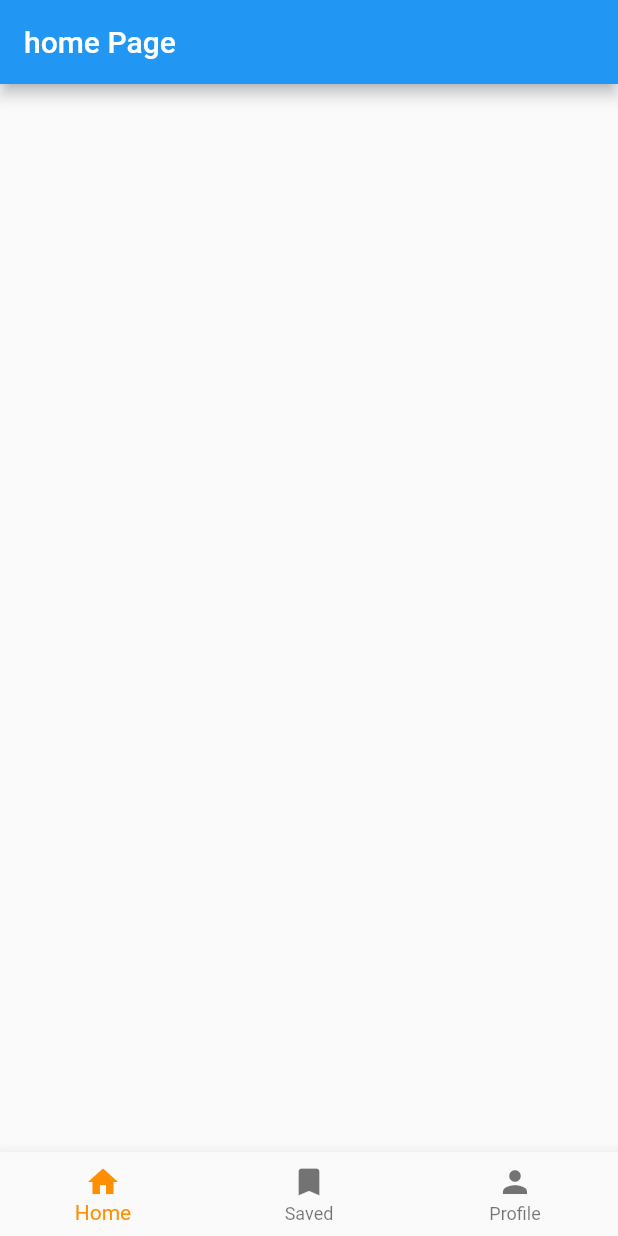
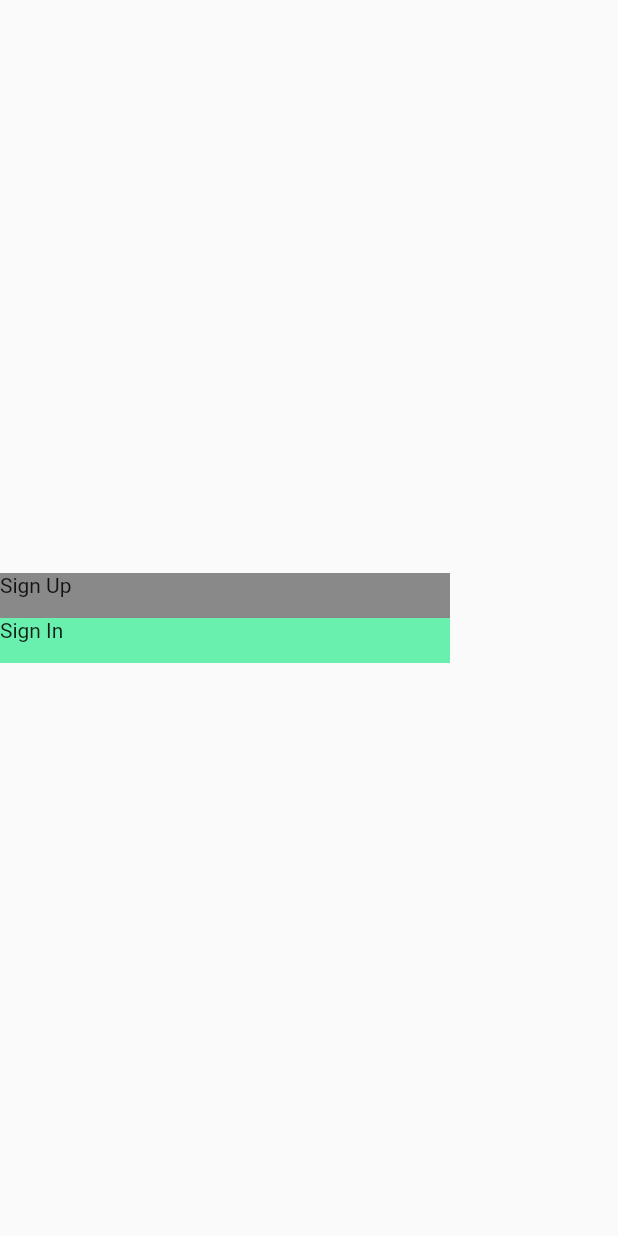
Before and after one commit to theEmris/StrapiApp, a Flutter app: the screen it shows after launch, on a phone screen of 412 x 824 dp. Run offline on Flutter 3.47's test engine with Material 2 defaults, Android fonts, the phone set to English and light mode, and no system bars; our stand-ins replace dio, get_storage.

Commit message:
sign in and sign up pages are added

```diff
--- a/lib/main.dart
+++ b/lib/main.dart
@@ -22,7 +22,7 @@ class MyApp extends StatelessWidget {
       theme: ThemeData(
         primarySwatch: Colors.blue,
       ),
-      initialRoute: "/",
+      initialRoute: "/intrance",
       onGenerateRoute: _forRouter.onGenerateRoute,
     );
   }
--- a/lib/router/myRouter.dart
+++ b/lib/router/myRouter.dart
@@ -1,4 +1,7 @@
 import 'package:flutter/material.dart';
+import 'package:my_app/screens/SignInPage.dart';
+import 'package:my_app/screens/intrancePage.dart';
+import 'package:my_app/screens/sIgnUpPage.dart';
 import 'package:my_app/widgets/bottomNavBar.dart';
 
 class RouterProvider {
@@ -9,7 +12,13 @@ class RouterProvider {
       case "/":
         return MaterialPageRoute(builder: (context) => BottomNavBar());
 
+      case "/intrance":
+        return MaterialPageRoute(builder: (context) => IntrancePage());
 
+      case "/signIn":
+        return MaterialPageRoute(builder: (context) => SignInPage());
+      case "/signUp":
+        return MaterialPageRoute(builder: (context) => SignUpPage());
     }
   }
 }
--- /dev/null
+++ b/lib/screens/intrancePage.dart
@@ -0,0 +1,40 @@
+import 'package:flutter/material.dart';
+
+class IntrancePage extends StatelessWidget {
+  const IntrancePage({Key? key}) : super(key: key);
+
+  @override
+  Widget build(BuildContext context) {
+    return Scaffold(
+      body: Column(
+        mainAxisAlignment: MainAxisAlignment.center,
+        children: [
+          InkWell(
+            child: Container(
+              height: 30,
+              width: 300,
+              child: Text("Sign Up"),
+              color: Colors.black45,
+            ),
+            onTap: () {
+              Navigator.pushNamedAndRemoveUntil(
+                  context, "signUp", (route) => false);
+            },
+          ),
+          InkWell(
+            child: Container(
+              height: 30,
+              width: 300,
+              child: Text("Sign In"),
+              color: Colors.greenAccent,
+            ),
+            onTap: () {
+              Navigator.pushNamedAndRemoveUntil(
+                  context, "signIn", (route) => false);
+            },
+          )
+        ],
+      ),
+    );
+  }
+}
```
Also changed, not shown: lib/screens/SignInPage.dart (added, +13 -0 lines), lib/screens/sIgnUpPage.dart (added, +39 -0 lines), lib/widgets/textFormField.dart (added, +18 -0 lines).
